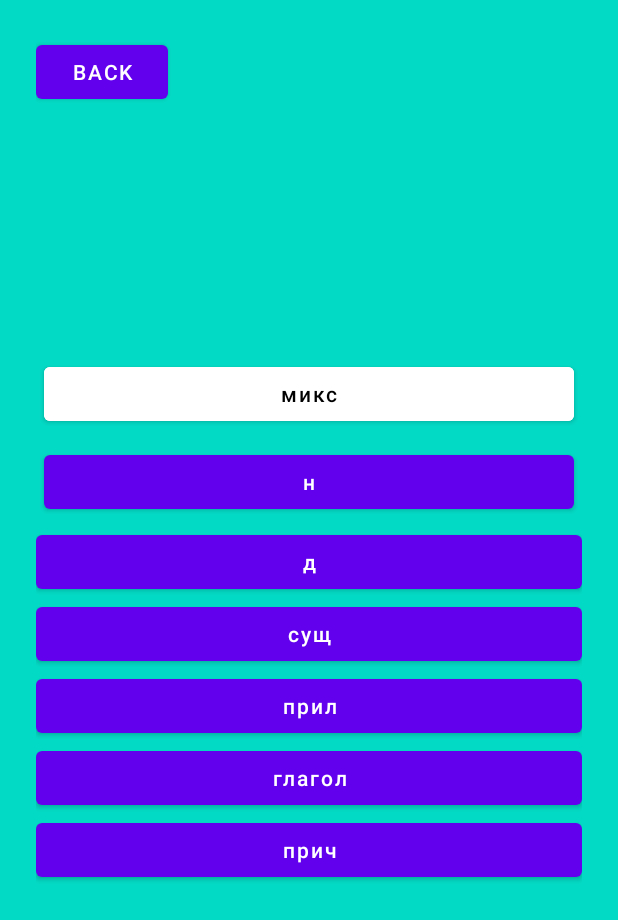
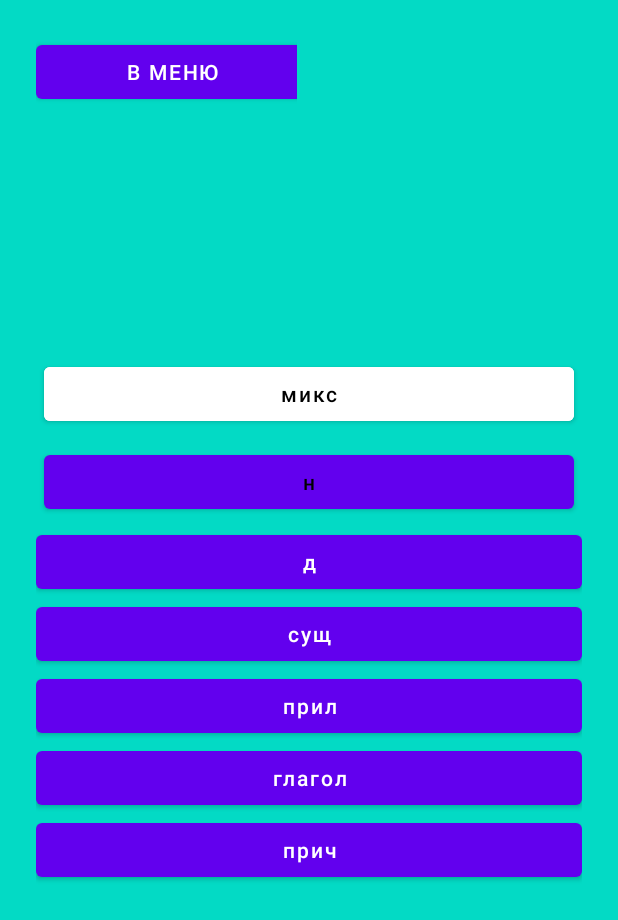
Before and after one commit to aliyalatipova/one, an Android app: the screen it shows after launch (MainStart), on a phone screen of 412 x 824 dp. Shown: the top 920 px of the screen. Run offline under Robolectric (Android 15) with nearby library versions, the phone set to English and light mode, and no system bars.

Commit message:
ну трешшшшш

```diff
--- a/app/src/main/java/com/example/quiz/MainActivityAfterMain.java
+++ b/app/src/main/java/com/example/quiz/MainActivityAfterMain.java
@@ -42,7 +42,7 @@ public class MainActivityAfterMain extends AppCompatActivity {
         create_btn_s(res, some_choices);
         btn_try = new Button(this);
         btn_try.setAllCaps(false);
-        btn_try.setLayoutParams(new LinearLayout.LayoutParams(LinearLayout.LayoutParams.WRAP_CONTENT, LinearLayout.LayoutParams.WRAP_CONTENT));
+        btn_try.setLayoutParams(new LinearLayout.LayoutParams(LinearLayout.LayoutParams.MATCH_PARENT, LinearLayout.LayoutParams.WRAP_CONTENT));
         // btn[i].setText(some_choices[i][0]);
         int id=View.generateViewId();
         btn_try.setId(id);
--- a/app/src/main/java/com/example/quiz/MainStart.java
+++ b/app/src/main/java/com/example/quiz/MainStart.java
@@ -14,9 +14,13 @@ import android.content.Intent;
 import android.os.Bundle;
 import android.view.View;
 import android.widget.Button;
+import android.widget.CheckBox;
+import android.widget.CompoundButton;
 
 public class MainStart extends AppCompatActivity implements View.OnClickListener {
     Button btn_back1, btn_all, btn_d, btn_n, btn_s, btn_pril, btn_gl, btn_prich;
+    CheckBox checkBox;
+    public int is_clicked=0;
 
     @Override
     protected void onCreate(Bundle savedInstanceState) {
@@ -34,13 +38,24 @@ public class MainStart extends AppCompatActivity implements View.OnClickListener
        btn_n.setOnClickListener(this);
        btn_d.setOnClickListener(this);
         btn_s.setOnClickListener(this);
-        btn_pril = findViewById(R.id.btn_pril);
+        btn_pril.setOnClickListener(this);
 
         btn_gl = findViewById(R.id.btn_gl);
         btn_gl.setOnClickListener(this);
        //
         btn_prich= findViewById(R.id.btn_prich);
         btn_prich.setOnClickListener(this);
+       // CheckBox checkBox = findViewById(R.id.checkBox);
+       // checkBox.setOnCheckedChangeListener(new CompoundButton.OnCheckedChangeListener() {
+          //  @Override
+          //  public void onCheckedChanged(CompoundButton buttonView, boolean isChecked) {
+               // if (isChecked) {
+                   // is_clicked=1;
+               // } else {
+                  //  is_clicked=0;
+               // }
+           // }
+       // });
 
         btn_back1.setOnClickListener(new View.OnClickListener() {
             @Override
@@ -48,6 +63,8 @@ public class MainStart extends AppCompatActivity implements View.OnClickListener
                 startMain2();
             }
         });
+
+
 
 
 
@@ -63,6 +80,7 @@ public class MainStart extends AppCompatActivity implements View.OnClickListener
 
        //запуск SecondActivitygj
         intent.putExtra("some_choices",some_choices);
+       //intent.putExtra("is_clicked",is_clicked);
        startActivity(intent);
    }
 
@@ -98,7 +116,7 @@ public class MainStart extends AppCompatActivity implements View.OnClickListener
         if(part.equals("глагол")){
             startMainAct(choices_gl);
        }
-       if(part.equals("прил")){
+       if(part.equals("прич")){
             startMainAct(choices_prich);
         }
 
--- a/app/src/main/res/layout/activity_main_start.xml
+++ b/app/src/main/res/layout/activity_main_start.xml
@@ -36,7 +36,7 @@
 
             android:text="н"
             android:textAllCaps="false"
-            android:textColor="@color/white">
+            android:textColor="@color/black">
 
         </Button>
 
@@ -77,11 +77,22 @@
 
     </LinearLayout>
 
-    <Button
-        android:id="@+id/btn_back1"
-        android:layout_width="wrap_content"
-        android:layout_height="wrap_content"
-        android:text="back" />
+    <LinearLayout
+        android:layout_width="197dp"
+        android:layout_height="86dp"
+        android:layout_alignParentStart="true"
+        android:layout_alignParentEnd="true"
+        android:layout_marginStart="0dp"
+        android:layout_marginEnd="190dp"
+        android:orientation="horizontal">
+
+        <Button
+            android:id="@+id/btn_back1"
+            android:layout_width="181dp"
+            android:layout_height="wrap_content"
+            android:text="в меню" />
+
+    </LinearLayout>
 
 
 </RelativeLayout>
```
Also changed, not shown: app/src/main/java/com/example/quiz/MainActivity.java (+7 -2 lines), app/src/main/java/com/example/quiz/QuestionAnswer.java (+15 -15 lines).
